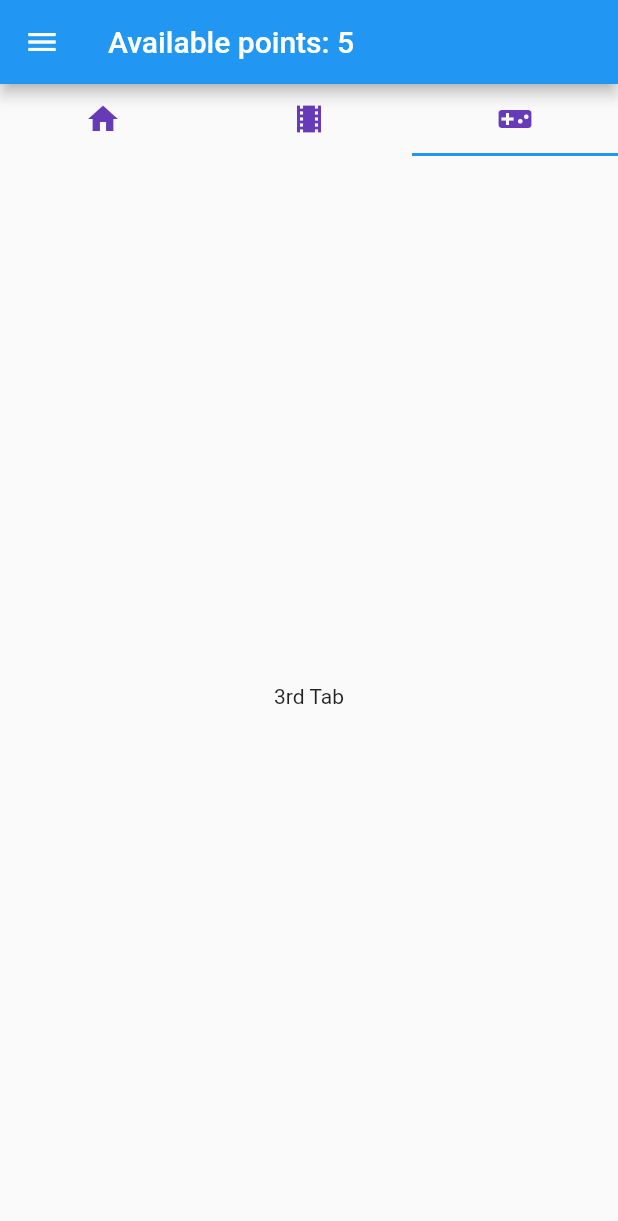
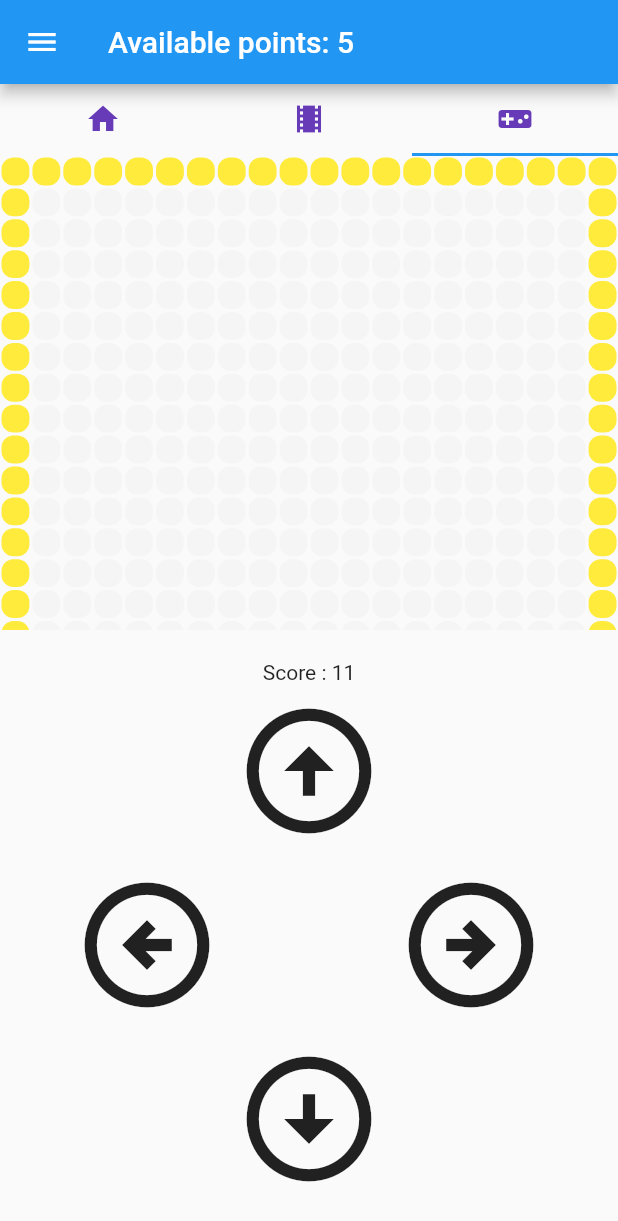
Before and after one commit to rishi-ravikumar/GUH-2023, a Flutter app: the screen it shows after launch, tab 3 chosen, on a phone screen of 412 x 824 dp. Shown: the top 1221 px of the screen. Run offline on Flutter 3.47's test engine with Material 2 defaults, Android fonts, the light colour scheme and no system bars; our stand-ins replace rflutter_alert; statements that could not run were skipped.

Commit message:
Game added

```diff
--- a/guh2023/lib/homepage.dart
+++ b/guh2023/lib/homepage.dart
@@ -3,6 +3,7 @@
 import 'package:rflutter_alert/rflutter_alert.dart';
 import 'navbar.dart';
 import 'globals.dart';
+import 'snakegame.dart';
 
 String titletxt = "Available points: " + points.toString();
 
@@ -37,7 +38,7 @@
                 ),
                 Container(
                   child: Center(
-                    child: Text('3rd Tab'),
+                    child: SnakeGamePage(),
                   ),
                 ),
               ]))
--- /dev/null
+++ b/guh2023/lib/snakegame.dart
@@ -0,0 +1,214 @@
+import 'dart:async';
+import 'dart:math';
+
+import 'package:flutter/material.dart';
+
+class SnakeGamePage extends StatefulWidget {
+  const SnakeGamePage({super.key});
+
+  @override
+  State<SnakeGamePage> createState() => _SnakeGamePageState();
+}
+
+enum Direction { up, down, left, right }
+
+class _SnakeGamePageState extends State<SnakeGamePage> {
+  int row = 20, column = 20;
+  List<int> borderList = [];
+  List<int> snakePosition = [];
+  int snakeHead = 0;
+  int score = 11;
+  late Direction direction;
+  late int foodPoistion;
+
+  @override
+  void initState() {
+    startGame();
+    super.initState();
+  }
+
+  void startGame() {
+    makeBorder();
+    generateFood();
+    direction = Direction.right;
+    snakePosition = [45, 44, 43];
+    snakeHead = snakePosition.first;
+    Timer.periodic(const Duration(milliseconds: 300), (timer) {
+      updateSnake();
+      if (checkCollision()) {
+        timer.cancel();
+        showGameOverDialog();
+      }
+    });
+  }
+
+  void showGameOverDialog() {
+    showDialog(
+      context: context,
+      barrierDismissible: false,
+      builder: (context) {
+        return AlertDialog(
+          title: const Text("Game Over"),
+          content: const Text("Your snake collided!"),
+          actions: [
+            TextButton(
+                onPressed: () {
+                  Navigator.of(context).pop();
+                  startGame();
+                },
+                child: const Text("Restart"))
+          ],
+        );
+      },
+    );
+  }
+
+  bool checkCollision() {
+    //if snake collid with border
+    if (borderList.contains(snakeHead)) return true;
+    //if snake collid with itself
+    if (snakePosition.sublist(1).contains(snakeHead)) return true;
+    return false;
+  }
+
+  void generateFood() {
+    foodPoistion = Random().nextInt(row * column);
+    if (borderList.contains(foodPoistion)) {
+      generateFood();
+    }
+  }
+
+  void updateSnake() {
+    setState(() {
+      switch (direction) {
+        case Direction.up:
+          snakePosition.insert(0, snakeHead - column);
+          break;
+        case Direction.down:
+          snakePosition.insert(0, snakeHead + column);
+          break;
+        case Direction.right:
+          snakePosition.insert(0, snakeHead + 1);
+          break;
+        case Direction.left:
+          snakePosition.insert(0, snakeHead - 1);
+          break;
+      }
+    });
+
+    if (snakeHead == foodPoistion) {
+      score++;
+      generateFood();
+    } else {
+      snakePosition.removeLast();
+    }
+
+    snakeHead = snakePosition.first;
+  }
+
+  @override
+  Widget build(BuildContext context) {
+    return Scaffold(
+      body: Column(
+        children: [Expanded(child: _buildGameView()), _buildGameControls()],
+      ),
+    );
+  }
+
+  Widget _buildGameView() {
+    return GridView.builder(
+      gridDelegate:
+          SliverGridDelegateWithFixedCrossAxisCount(crossAxisCount: column),
+      itemBuilder: (context, index) {
+        return Container(
+          margin: const EdgeInsets.all(1),
+          decoration: BoxDecoration(
+              borderRadius: BorderRadius.circular(8),
+              color: fillBoxColor(index)),
+        );
+      },
+      itemCount: row * column,
+    );
+  }
+
+  Widget _buildGameControls() {
+    return Container(
+      padding: const EdgeInsets.all(20),
+      width: double.infinity,
+      child: Column(
+        mainAxisAlignment: MainAxisAlignment.center,
+        children: [
+          Text("Score : $score"),
+          IconButton(
+            onPressed: () {
+              if (direction != Direction.down) direction = Direction.up;
+            },
+            icon: const Icon(Icons.arrow_circle_up),
+            iconSize: 100,
+          ),
+          Row(
+            mainAxisAlignment: MainAxisAlignment.center,
+            children: [
+              IconButton(
+                onPressed: () {
+                  if (direction != Direction.right) direction = Direction.left;
+                },
+                icon: const Icon(Icons.arrow_circle_left_outlined),
+                iconSize: 100,
+              ),
+              const SizedBox(width: 100),
+              IconButton(
+                onPressed: () {
+                  if (direction != Direction.left) direction = Direction.right;
+                },
+                icon: const Icon(Icons.arrow_circle_right_outlined),
+                iconSize: 100,
+              ),
+            ],
+          ),
+          IconButton(
+            onPressed: () {
+              if (direction != Direction.up) direction = Direction.down;
+            },
+            icon: const Icon(Icons.arrow_circle_down_outlined),
+            iconSize: 100,
+          ),
+        ],
+      ),
+    );
+  }
+
+  Color fillBoxColor(int index) {
+    if (borderList.contains(index))
+      return Colors.yellow;
+    else {
+      if (snakePosition.contains(index)) {
+        if (snakeHead == index) {
+          return Colors.green;
+        } else {
+          return Colors.white.withOpacity(0.9);
+        }
+      } else {
+        if (index == foodPoistion) {
+          return Colors.red;
+        }
+      }
+    }
+    return Colors.grey.withOpacity(0.05);
+  }
+
+  makeBorder() {
+    for (int i = 0; i < column; i++) {
+      if (!borderList.contains(i)) borderList.add(i);
+    }
+    for (int i = 0; i < row * column; i = i + column) {
+      if (!borderList.contains(i)) borderList.add(i);
+    }
+    for (int i = column - 1; i < row * column; i = i + column) {
+      if (!borderList.contains(i)) borderList.add(i);
+    }
+    for (int i = (row * column) - column; i < row * column; i = i + 1) {
+      if (!borderList.contains(i)) borderList.add(i);
+    }
+  }
+}
```
